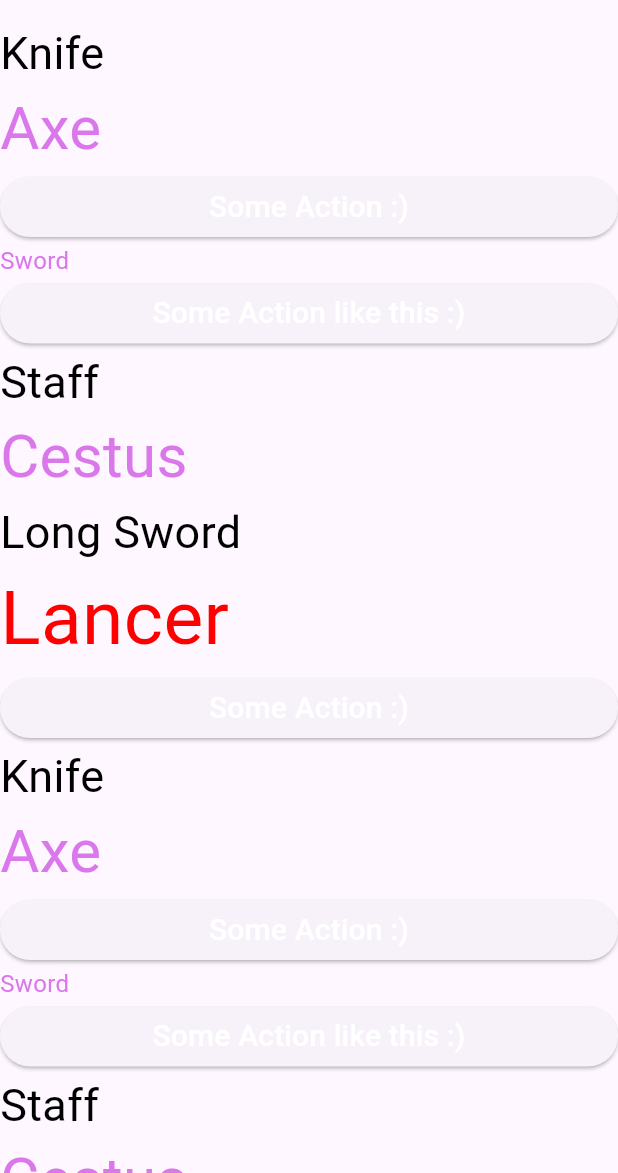
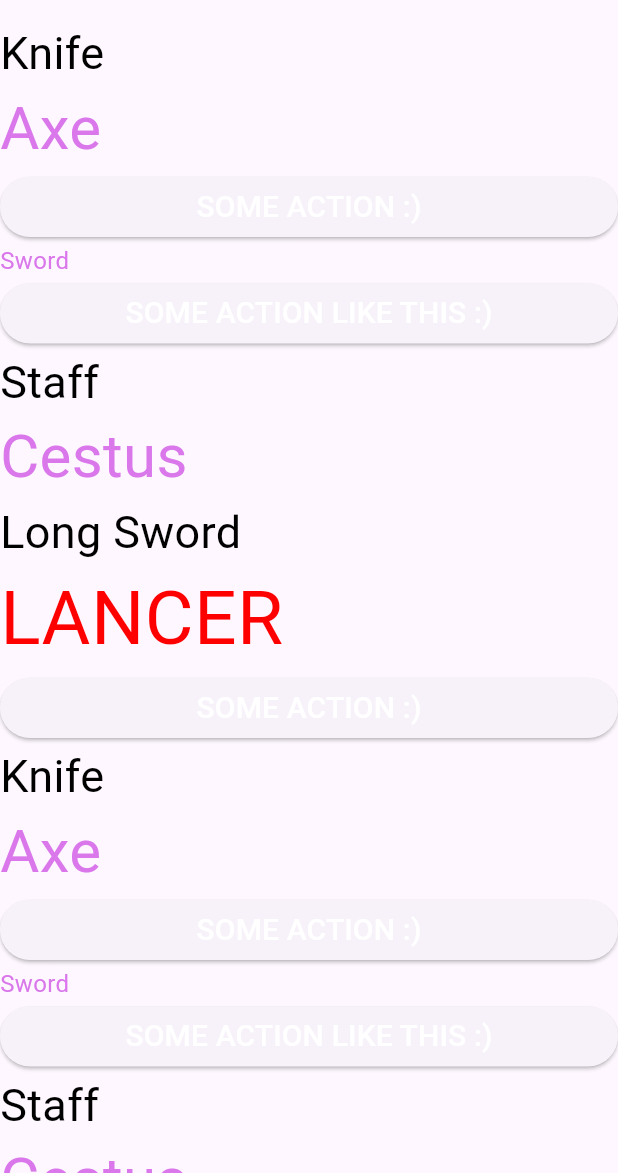
Before and after one commit to CodandoTV/CraftD, a Flutter app: the screen it shows after launch, on a phone screen of 412 x 824 dp, the part 63-1236 px from its top. Run offline on Flutter 3.47's test engine with Material 3 defaults, Android fonts, the phone set to English and light mode, and no system bars; our stand-ins replace equatable, flutter_mobx, mobx; generated files the repository leaves out were written again.

Commit message:
Refactor: Add `fillMaxSize` and `textAllCaps` properties to CraftDButton
This commit introduces two new properties to the `CraftDButton` widget:

- `fillMaxSize`: When set to `true`, the button will expand to fill the available width.
- `textAllCaps`: When set to `true`, the button's text will be displayed in uppercase.

Corresponding snapshot tests have been added to verify these new functionalities.
The `CraftDText` widget was also updated to respect the `textAllCaps` property.

```diff
--- a/flutter/craftd_widget/lib/presentation/ui/button/craftd_button.dart
+++ b/flutter/craftd_widget/lib/presentation/ui/button/craftd_button.dart
@@ -12,6 +12,17 @@ class CraftDButton extends StatelessWidget {
 
   @override
   Widget build(BuildContext context) {
+    if (buttonProperties.fillMaxSize == true) {
+      return SizedBox(
+        child: _buildButton(),
+        width: double.infinity,
+      );
+    } else {
+      return _buildButton();
+    }
+  }
+
+  _buildButton() {
     return ElevatedButton(
       onPressed: () {
         callback();
--- a/flutter/craftd_widget/lib/presentation/ui/text/craftd_text.dart
+++ b/flutter/craftd_widget/lib/presentation/ui/text/craftd_text.dart
@@ -7,19 +7,24 @@ class CraftDText extends StatelessWidget {
   final TextProperties textProperties;
   final VoidCallback? callback;
 
-  const CraftDText(
-      {super.key, required this.textProperties, this.callback});
+  const CraftDText({super.key, required this.textProperties, this.callback});
 
   @override
   Widget build(BuildContext context) {
+    final String text = textProperties.textAllCaps == true
+        ? textProperties.text.toUpperCase()
+        : textProperties.text;
     return GestureDetector(
       onTap: callback,
-        child: Text(textProperties.text,
+      child: Text(
+        text,
         style: TextStyle(
           fontSize: textProperties.textSize != null
               ? double.tryParse(textProperties.textSize!)
               : 16.0,
           color: CraftDColor.hexToColor(textProperties.textColorHex),
-            )));
+        ),
+      ),
+    );
   }
 }
```
Also changed, not shown: 4 other files. Lines whose indentation alone changed are shown as unchanged.
